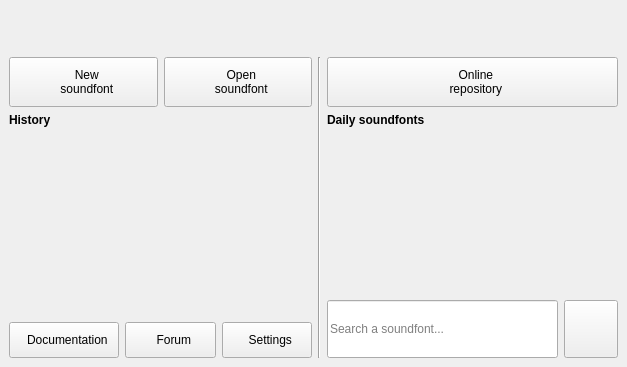
Qt form sources/mainwindow/mainwindow.ui (davy7125/polyphone) before a commit.
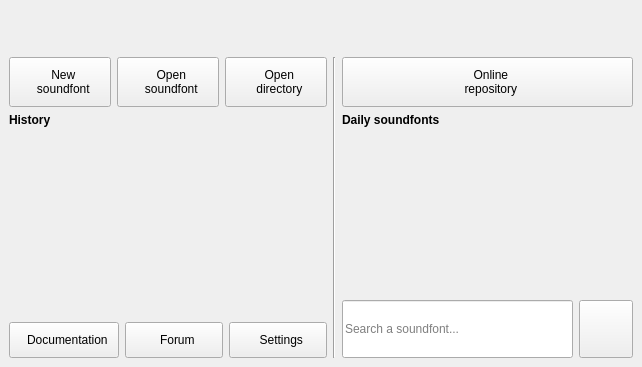
The same form after that commit. Custom widgets are drawn as their Qt base class.

Patch:
```diff
--- a/sources/mainwindow/mainwindow.ui
+++ b/sources/mainwindow/mainwindow.ui
@@ -6,7 +6,7 @@
    <rect>
     <x>0</x>
     <y>0</y>
-    <width>627</width>
+    <width>642</width>
     <height>367</height>
    </rect>
   </property>
@@ -146,6 +146,23 @@
            </property>
           </widget>
          </item>
+         <item>
+          <widget class="QPushButton" name="pushButtonOpenDir">
+           <property name="styleSheet">
+            <string notr="true">padding: 10px;</string>
+           </property>
+           <property name="text">
+            <string extracomment="prefixed with 2 spaces for each line">  Open
+  directory</string>
+           </property>
+           <property name="iconSize">
+            <size>
+             <width>36</width>
+             <height>36</height>
+            </size>
+           </property>
+          </widget>
+         </item>
         </layout>
        </item>
        <item row="0" column="1" rowspan="4">
```
